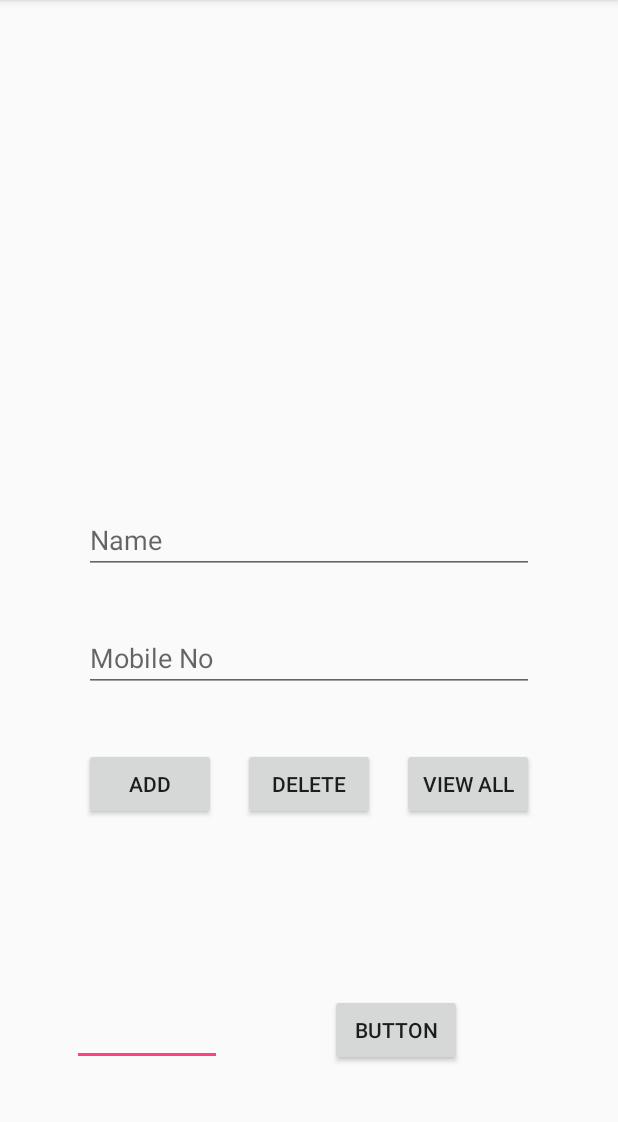
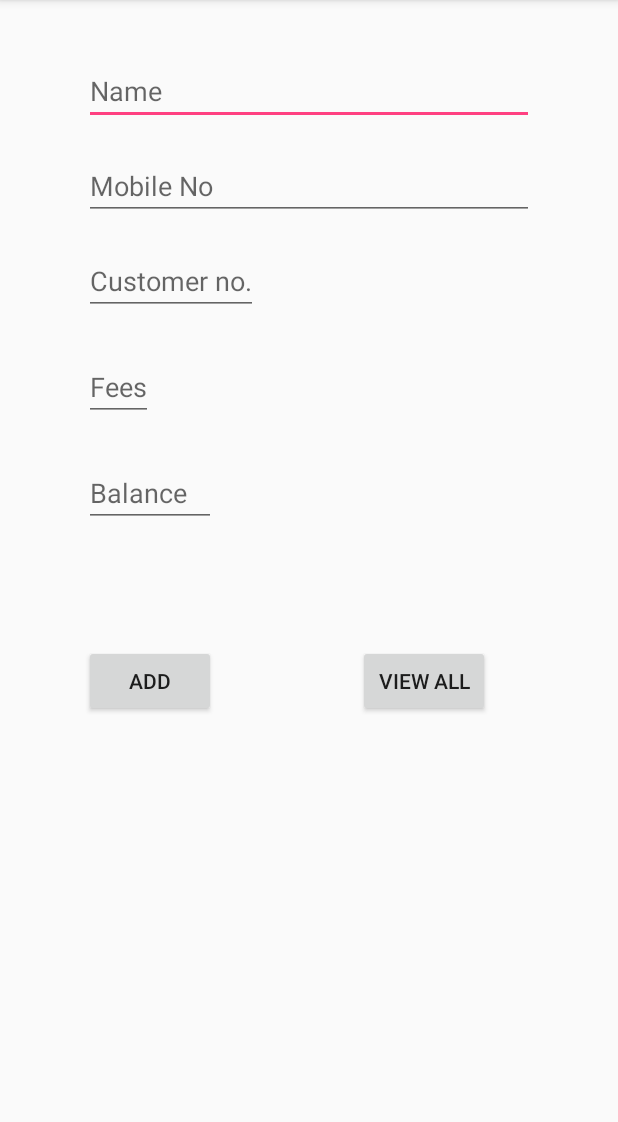
Before and after one commit to sumansaggu/MyApplication2, an Android app: the screen it shows after launch (MainActivity), on a phone screen of 412 x 824 dp, the part 84-1206 px from its top. Run offline under Robolectric (Android 15) with nearby library versions, the phone set to English and light mode, and no system bars.

Commit message:
Input fieled validation is done list view is sorted by cust_no

```diff
--- a/app/src/main/java/com/example/saggu/myapplication/MainActivity.java
+++ b/app/src/main/java/com/example/saggu/myapplication/MainActivity.java
@@ -8,8 +8,6 @@ import android.util.Log;
 import android.view.View;
 import android.widget.Button;
 import android.widget.EditText;
-import android.widget.ListView;
-import android.widget.SimpleCursorAdapter;
 import android.widget.TextView;
 import android.widget.Toast;
 
@@ -19,10 +17,13 @@ public class MainActivity extends AppCompatActivity {
 
     EditText person_name;
     EditText contact_no;
+    EditText cust_no;
+    EditText monthly_fees;
+    TextView balance_;
     DbHendler dbHendler;
-    Button searchbtn;
-    EditText searchtxt;
-    int value1;
+    Button changeButton;
+    Button buttonAdd;
+    int rowId;
 
 
     @Override
@@ -31,42 +32,74 @@ public class MainActivity extends AppCompatActivity {
         setContentView(R.layout.activity_main);
         Toolbar toolbar = (Toolbar) findViewById(R.id.toolbar);
         setSupportActionBar(toolbar);
+
         dbHendler = new DbHendler(this, null, null, 1);
+        person_name = (EditText) findViewById(R.id.person_name);
+        contact_no = (EditText) findViewById(R.id.contact_no);
+        changeButton = (Button) findViewById(R.id.changeButton);
+        buttonAdd = (Button) findViewById(R.id.buttonAdd);
+        cust_no = (EditText) findViewById(R.id.cust_no);
+        monthly_fees = (EditText) findViewById(R.id.fees);
+        balance_ = (TextView) findViewById(R.id.balance);
 
 
-        person_name = (EditText) findViewById(R.id.person_name);
-        contact_no = (EditText) findViewById(R.id.contact_no);
-        searchbtn = (Button) findViewById(R.id.searchbtn);
-        searchtxt = (EditText) findViewById(R.id.searchtxt);
-
-
-        Bundle extras = getIntent().getExtras();
+        Bundle extras = getIntent().getExtras(); //getting the intent from other activity
+       /*checking if bundle
+       object have data
+        or not*/
         if (extras == null) {
-            Log.d("Tag ", "emptyyyyyy");
             return;
         }
 
         if (extras != null) {
-             value1 = extras.getInt("ID");
-            Log.d("dfsdfdsf", " " + value1);
-
-            edit();
+            rowId = extras.getInt("ID");
+            if (rowId > 0) {
+                buttonAdd.setVisibility(View.INVISIBLE);
+                changeButton.setVisibility(View.VISIBLE);
+                getIntent().removeExtra("ID");
+                edit();
+            } else return;
         }
-
-
     }
 
     //add product to a database
     public void addButtonClicked(View view) {
+
         String name = person_name.getText().toString().trim();
-        String no = contact_no.getText().toString().trim();
-        if (name.equals("") || no.equals("")) {
-            Toast.makeText(getApplicationContext(), "Please fill all fields", Toast.LENGTH_LONG).show();
+        if (name.equals("")) {
+            Toast.makeText(getApplicationContext(), "Enter the Name", Toast.LENGTH_LONG).show();
             return;
         }
-        dbHendler.addPerson(new PersonInfo(name, no));
+        String no = contact_no.getText().toString().trim();
+        if (no.equals("")) {
+            Toast.makeText(getApplicationContext(), "Enter the Contact No.", Toast.LENGTH_LONG).show();
+            return;
+        }
+        String Custno = cust_no.getText().toString().trim();
+        if (Custno.equals("")) {
+            Toast.makeText(getApplicationContext(), "Enter the Customer No.", Toast.LENGTH_LONG).show();
+            return;
+        }        int custNo = Integer.parseInt(Custno);
+
+        String Fees = monthly_fees.getText().toString().trim();
+        if (Fees.equals("")) {
+            Toast.makeText(getApplicationContext(), "Enter the monthly fees", Toast.LENGTH_LONG).show();
+            return;
+        }        int fees = Integer.parseInt(Fees);
+
+        String Balance = balance_.getText().toString().trim();
+        if (Balance.equals("")) {
+            Toast.makeText(getApplicationContext(), "Enter the balance", Toast.LENGTH_LONG).show();
+            return;
+        }        int balance = Integer.parseInt(Balance);
+
+
+        dbHendler.addPerson(new PersonInfo(name, no, custNo, fees, balance));
         person_name.setText("");
         contact_no.setText("");
+        cust_no.setText("");
+        monthly_fees.setText("");
+        balance_.setText("");
 
 
         Toast.makeText(getApplicationContext(), name + " Saved", Toast.LENGTH_LONG).show();
@@ -74,10 +107,11 @@ public class MainActivity extends AppCompatActivity {
 
         // Reading all contacts
         Log.d("Reading: ", "Reading all contacts..");
-        List<PersonInfo> contacts = dbHendler.getAllContacts();
+        List<PersonInfo> personInfos = dbHendler.getAllContacts();
 
-        for (PersonInfo cn : contacts) {
-            String log = "Id: " + cn.getID() + " ,Name: " + cn.getName() + " ,Phone: " + cn.getPhoneNumber();
+        for (PersonInfo info : personInfos) {
+            String log = "Id: " + info.getID() + " ,Name: " + info.getName() + " ,Phone: " + info.getPhoneNumber()
+                    + " Customer " + info.get_cust_no() + " Fees " + info.get_fees();
             // Writing Contacts to log
             Log.d("Name: ", log);
         }
@@ -90,10 +124,10 @@ public class MainActivity extends AppCompatActivity {
     }
 
     public void edit() {
-        int id = value1;
+        int id = rowId;
 
-    Log.d("Tag", ""+id);
-     PersonInfo personInfo = dbHendler.getInfo(id);
+        Log.d("Tagggggggggg", "" + id);
+        PersonInfo personInfo = dbHendler.getInfo(id);
         String name = personInfo.getName().toString().trim();
         String no = personInfo.getPhoneNumber().toString().trim();
         Toast.makeText(getApplicationContext(), "Edit selcected For " + name + " and " + no, Toast.LENGTH_LONG).show();
@@ -102,18 +136,14 @@ public class MainActivity extends AppCompatActivity {
 
     }
 
-
-    public void searchByID(View view) {
-
-        String text = searchtxt.getText().toString();
-        int id = Integer.parseInt(text);
-
-
-        PersonInfo personInfo = dbHendler.getInfo(id);
-        String name = personInfo.getName().toString().trim();
-        String no = personInfo.getPhoneNumber().toString().trim();
-        person_name.setText(name);
-        contact_no.setText(no);
+    public void update(View view) {
+        int id = rowId;
+        String name = person_name.getText().toString().trim();
+        String no = contact_no.getText().toString().trim();
+        dbHendler.updateInfo(new PersonInfo(id, name, no));
+        person_name.setText("");
+        contact_no.setText("");
+        changeButton.setEnabled(false);
 
     }
 
--- a/app/src/main/res/layout/activity_main.xml
+++ b/app/src/main/res/layout/activity_main.xml
@@ -21,37 +21,16 @@
 
     </android.support.design.widget.AppBarLayout>
 
-    <Button
-        android:text="Button"
-        android:layout_width="wrap_content"
-        android:layout_height="wrap_content"
-        android:layout_alignBottom="@+id/searchtxt"
-        android:layout_toRightOf="@+id/searchtxt"
-        android:layout_toEndOf="@+id/searchtxt"
-        android:layout_marginLeft="72dp"
-        android:layout_marginStart="72dp"
-        android:id="@+id/searchbtn"
-        android:onClick="searchByID" />
-
-    <EditText
-        android:layout_width="100dp"
-        android:layout_height="50dp"
-        android:inputType="textPersonName"
-        android:ems="10"
-        android:id="@+id/searchtxt"
-        android:layout_marginLeft="48dp"
-        android:layout_marginStart="48dp"
-        android:layout_marginBottom="57dp"
-        android:layout_alignParentBottom="true"
-        android:layout_alignParentLeft="true"
-        android:layout_alignParentStart="true" />
-
     <include layout="@layout/content_main"
         android:layout_width="match_parent"
-        android:layout_height="332dp"
-        android:layout_above="@+id/searchtxt"
-        android:layout_alignParentLeft="true"
-        android:layout_alignParentStart="true"
-        android:layout_marginBottom="35dp" />
+        android:layout_height="500dp"
+        android:layout_marginTop="50dp"
+        android:id="@+id/include"
+        android:layout_alignParentRight="true"
+        android:layout_alignParentEnd="true" />
+
+
+
+
 
 </RelativeLayout>
--- a/app/src/main/res/layout/content_main.xml
+++ b/app/src/main/res/layout/content_main.xml
@@ -4,63 +4,109 @@
     xmlns:tools="http://schemas.android.com/tools"
     android:layout_width="match_parent"
     android:layout_height="match_parent"
+    android:elevation="1dp"
     android:paddingBottom="@dimen/activity_vertical_margin"
     android:paddingLeft="@dimen/activity_horizontal_margin"
     android:paddingRight="@dimen/activity_horizontal_margin"
     android:paddingTop="@dimen/activity_vertical_margin"
     app:layout_behavior="@string/appbar_scrolling_view_behavior"
     tools:context="com.example.saggu.myapplication.MainActivity"
+    tools:layout_height="wrap_content"
     tools:showIn="@layout/activity_main">
 
     <EditText
+        android:id="@+id/person_name"
         android:layout_width="wrap_content"
         android:layout_height="wrap_content"
-        android:id="@+id/person_name"
+        android:layout_alignParentTop="true"
+        android:layout_centerHorizontal="true"
         android:layout_marginTop="28dp"
-        android:minWidth="300dp"
         android:hint="Name"
-        android:layout_alignParentTop="true"
-        android:layout_centerHorizontal="true" />
+        android:minWidth="300dp" />
 
     <EditText
+        android:id="@+id/contact_no"
         android:layout_width="wrap_content"
         android:layout_height="wrap_content"
-        android:id="@+id/contact_no"
+        android:layout_marginTop="18dp"
+        android:hint="Mobile No"
+        android:inputType="numberDecimal"
+        android:minWidth="300dp"
         android:layout_below="@+id/person_name"
-        android:layout_centerHorizontal="true"
-        android:layout_marginTop="33dp"
-        android:minWidth="300dp"
-        android:hint="Mobile No"
-        android:inputType="numberDecimal"/>
+        android:layout_alignLeft="@+id/person_name"
+        android:layout_alignStart="@+id/person_name" />
+
+    <EditText
+
+        android:id="@+id/cust_no"
+        android:layout_width="wrap_content"
+        android:layout_height="wrap_content"
+        android:layout_alignLeft="@+id/contact_no"
+        android:layout_alignStart="@+id/contact_no"
+        android:layout_below="@+id/contact_no"
+        android:layout_marginTop="18dp"
+        android:hint="Customer no."
+        android:inputType="number" />
+
+    <EditText
+
+        android:id="@+id/fees"
+        android:layout_width="wrap_content"
+        android:layout_height="wrap_content"
+        android:layout_alignLeft="@+id/cust_no"
+        android:layout_alignStart="@+id/cust_no"
+        android:layout_below="@+id/cust_no"
+        android:layout_marginTop="25dp"
+        android:hint="Fees"
+        android:inputType="number" />
+
+    <EditText
+
+        android:id="@+id/balance"
+        android:layout_width="wrap_content"
+        android:layout_height="wrap_content"
+        android:layout_alignLeft="@+id/cust_no"
+        android:layout_alignStart="@+id/cust_no"
+        android:layout_below="@+id/fees"
+        android:layout_marginTop="25dp"
+        android:layout_toLeftOf="@+id/changeButton"
+        android:layout_toStartOf="@+id/changeButton"
+        android:hint="Balance"
+        android:inputType="number" />
 
     <Button
+        android:id="@+id/buttonAdd"
         android:layout_width="wrap_content"
         android:layout_height="wrap_content"
-        android:text="@string/add"
-        android:id="@+id/buttonAdd"
+        android:layout_alignLeft="@+id/contact_no"
+        android:layout_alignParentBottom="true"
+        android:layout_alignStart="@+id/contact_no"
         android:onClick="addButtonClicked"
-        android:layout_marginTop="37dp"
-        android:layout_below="@+id/contact_no"
-        android:layout_alignLeft="@+id/contact_no"
-        android:layout_alignStart="@+id/contact_no" />
+        android:text="@string/add" />
 
     <Button
+        android:id="@+id/changeButton"
         android:layout_width="wrap_content"
         android:layout_height="wrap_content"
-        android:text="@string/delete"
-        android:id="@+id/buttonDelete"
-        android:onClick="deleteButtonClicked"
-        android:layout_alignTop="@+id/buttonAdd"
-        android:layout_centerHorizontal="true" />
+        android:layout_alignBaseline="@+id/buttonAdd"
+        android:layout_alignBottom="@+id/buttonAdd"
+        android:layout_toEndOf="@+id/buttonAdd"
+        android:layout_toRightOf="@+id/buttonAdd"
+        android:onClick="update"
+        android:text="Change"
+        android:visibility="invisible" />
 
     <Button
+        android:id="@+id/buttonViewAll"
         android:layout_width="wrap_content"
         android:layout_height="wrap_content"
-        android:text="@string/view_all"
-        android:id="@+id/buttonViewAll"
+        android:layout_alignBaseline="@+id/buttonAdd"
+        android:layout_alignBottom="@+id/buttonAdd"
+        android:layout_alignEnd="@+id/contact_no"
+        android:layout_alignRight="@+id/contact_no"
+        android:layout_marginEnd="29dp"
+        android:layout_marginRight="29dp"
         android:onClick="viewAll"
-        android:layout_alignTop="@+id/buttonDelete"
-        android:layout_alignRight="@+id/contact_no"
-        android:layout_alignEnd="@+id/contact_no" />
+        android:text="@string/view_all" />
 
 </RelativeLayout>
--- a/build.gradle
+++ b/build.gradle
@@ -5,7 +5,7 @@ buildscript {
         jcenter()
     }
     dependencies {
-        classpath 'com.android.tools.build:gradle:2.2.2'
+        classpath 'com.android.tools.build:gradle:2.2.3'
 
         // NOTE: Do not place your application dependencies here; they belong
         // in the individual module build.gradle files
```
Also changed, not shown: app/src/main/java/com/example/saggu/myapplication/DbHendler.java (+63 -56 lines), app/src/main/java/com/example/saggu/myapplication/PersonInfo.java (+56 -22 lines), app/src/main/java/com/example/saggu/myapplication/ViewAll.java (+17 -13 lines).
